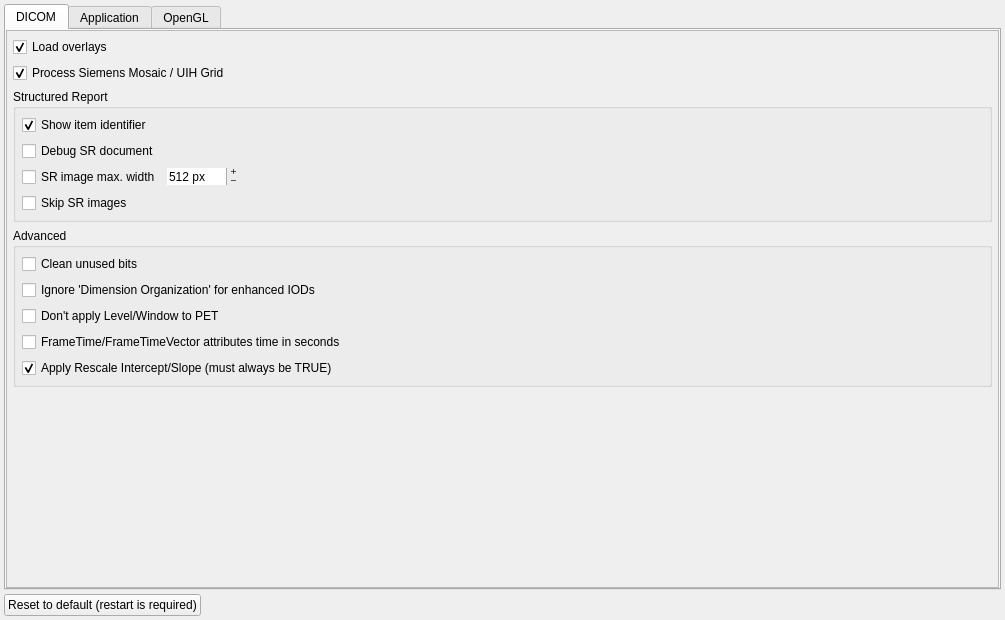
Old version of the form GUI/settingswidget.ui in the repository AlizaMedicalImaging/AlizaMS.
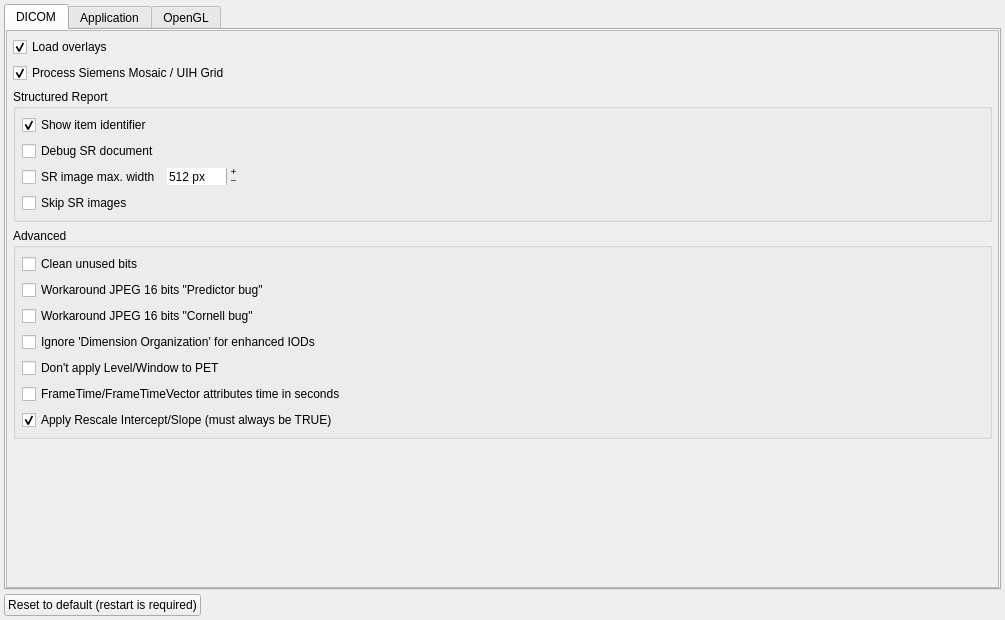
New version of the form.

Commit message: workarounds for predictor and cornell JPEG 16 bit bugs

```diff
--- a/GUI/settingswidget.ui
+++ b/GUI/settingswidget.ui
@@ -259,6 +259,38 @@
                 </property>
                </widget>
               </item>
+              <item>
+               <widget class="QCheckBox" name="pred6_checkBox">
+                <property name="sizePolicy">
+                 <sizepolicy hsizetype="Expanding" vsizetype="Fixed">
+                  <horstretch>0</horstretch>
+                  <verstretch>0</verstretch>
+                 </sizepolicy>
+                </property>
+                <property name="toolTip">
+                 <string>&lt;html&gt;&lt;head/&gt;&lt;body&gt;&lt;p&gt;&lt;span style=&quot; font-family:'Courier New,courier';&quot;&gt;Known bug that is a result of &lt;/span&gt;&lt;span style=&quot; font-family:'Courier New,courier';&quot;&gt;16-bit integer overflow in predictor&lt;/span&gt;&lt;span style=&quot; font-family:'Courier New,courier';&quot;&gt;. &lt;/span&gt;&lt;span style=&quot; font-family:'Courier New,courier'; font-weight:600;&quot;&gt;W&lt;/span&gt;&lt;span style=&quot; font-family:'Courier New,courier'; font-weight:600;&quot;&gt;ill cause an incorrect decompression of correctly compressed images&lt;/span&gt;&lt;span style=&quot; font-family:'Courier New,courier';&quot;&gt;. &lt;/span&gt;&lt;span style=&quot; font-family:'Courier New,courier';&quot;&gt;The option will &lt;/span&gt;&lt;span style=&quot; font-family:'Courier New,courier'; font-style:italic;&quot;&gt;not&lt;/span&gt;&lt;span style=&quot; font-family:'Courier New,courier';&quot;&gt; be saved.&lt;/span&gt;&lt;/p&gt;&lt;/body&gt;&lt;/html&gt;</string>
+                </property>
+                <property name="text">
+                 <string>Workaround JPEG 16 bits &quot;Predictor bug&quot;</string>
+                </property>
+               </widget>
+              </item>
+              <item>
+               <widget class="QCheckBox" name="cornell_checkBox">
+                <property name="sizePolicy">
+                 <sizepolicy hsizetype="Expanding" vsizetype="Fixed">
+                  <horstretch>0</horstretch>
+                  <verstretch>0</verstretch>
+                 </sizepolicy>
+                </property>
+                <property name="toolTip">
+                 <string>&lt;html&gt;&lt;head/&gt;&lt;body&gt;&lt;p&gt;&lt;span style=&quot; font-family:'Courier New,courier';&quot;&gt;Known bug that leads to invalid values in the Huffmann table when images with 16 bit/sample &lt;/span&gt;&lt;span style=&quot; font-family:'Courier New,courier';&quot;&gt;are compressed. The option will &lt;/span&gt;&lt;span style=&quot; font-family:'Courier New,courier'; font-style:italic;&quot;&gt;not&lt;/span&gt;&lt;span style=&quot; font-family:'Courier New,courier';&quot;&gt; be saved.&lt;/span&gt;&lt;/p&gt;&lt;/body&gt;&lt;/html&gt;</string>
+                </property>
+                <property name="text">
+                 <string>Workaround JPEG 16 bits &quot;Cornell bug&quot;</string>
+                </property>
+               </widget>
+              </item>
               <item>
                <widget class="QCheckBox" name="enh_skip_dim_org_checkBox">
                 <property name="sizePolicy">
```
Left out of the diff: 6 changed lines with no effect on the pictures. The commit also changes 22 other files.
